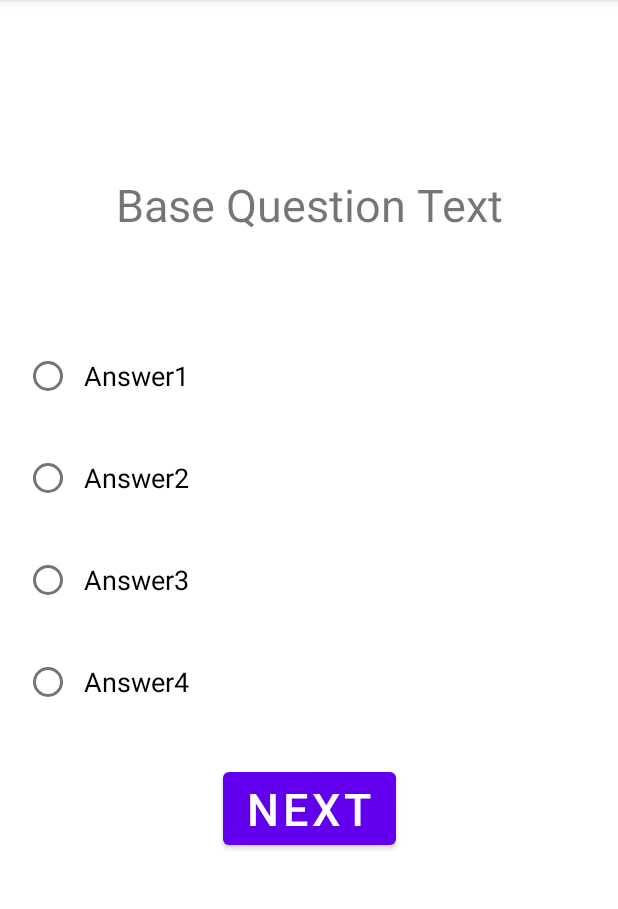
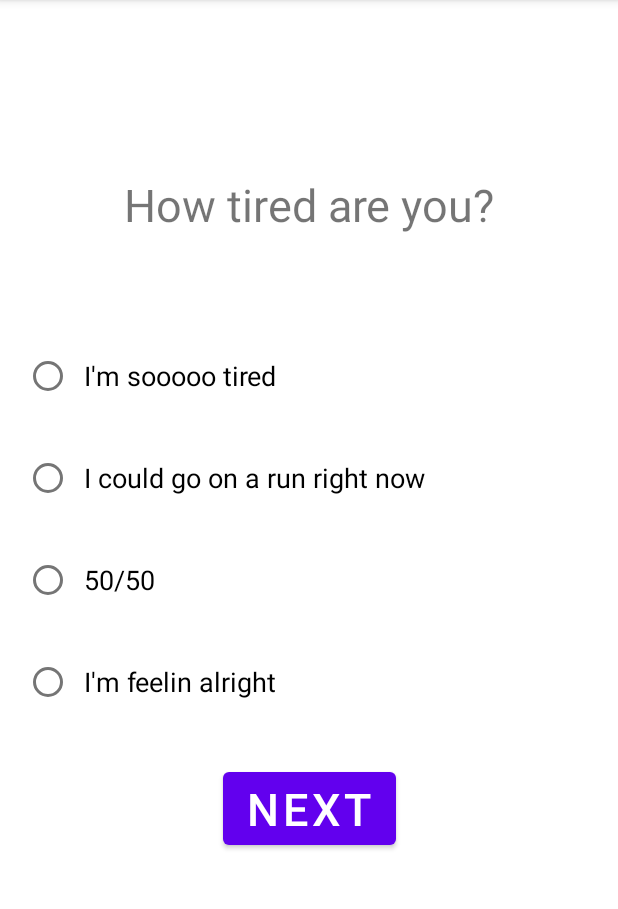
Before and after one commit to GU-App-Development/What-s-The-Vibe-, an Android app: the QuizActivity screen opened directly, with no data from a screen before it, on a phone screen of 412 x 824 dp, the part 84-993 px from its top. Run offline under Robolectric (Android 15) with nearby library versions, the phone set to English and light mode, and no system bars.

Commit message:
11/16 Answers to Questions now generating. Adam White/Katie Imhof

```diff
--- a/app/src/main/java/com/zybooks/whatsthevibe/QuestionsAnswer.kt
+++ b/app/src/main/java/com/zybooks/whatsthevibe/QuestionsAnswer.kt
@@ -1,5 +1,128 @@
 package com.zybooks.whatsthevibe
 
-var Questions = arrayListOf<String>("How tired are you?", "Are you hungry?", "When did you go to bed last night?",
-"Do you need motivation right now?", "Do you like to sing along to music?", "What genre are you feeling right now?",
-"Are you feeling sad right now?", "How old are you?", "Are you feeling like listening to holiday music?","What’s your favorite social media?")
+import android.util.ArrayMap
+import java.util.stream.IntStream.range
+
+class QuestionsAnswer{
+
+    /*public var AllAnswers = arrayListOf(arrayListOf<String>())*/
+    public var Questions = arrayListOf<String>()
+
+    val AllAnswers = arrayOf(
+        arrayOf(
+            "I'm sooooo tired",
+            "I could go on a run right now",
+            "50/50",
+            "I'm feelin alright"
+        ),
+        arrayOf(
+            "I just ate I'm all good",
+            "Absolutely starving",
+            "I could eat right now",
+            "Nah, not really"
+        ),
+        arrayOf(
+            "8-10", "11-12", "1-2", "Uhhhhhh"
+        ),
+        arrayOf(
+            "Yeah let's get pumped!!",
+            "Nah, I'm chillin right now",
+            "Yea, I guess",
+            "Absolutely not"),
+        arrayOf(
+            "Yes!",
+            "Not Really",
+            "I'm just trying to chill right now",
+            "I guess so"
+        ),
+        arrayOf(
+            "Give me some throwbacks!", "Something lowkey I can chill too, maybe a little sad",
+            "Rap", "Something up-beat"
+        ),
+        arrayOf(
+            "Yeah...", "Nah I'm good!", "Maybe a little", "Not really"
+        ),
+        arrayOf(
+            "16-21", "22-30", "31-45", "46+"
+        ),
+        arrayOf(
+            "NOPE",
+            "It's about that time!!",
+            "Uhh, sure?",
+            "Not really feeling it"
+        ),
+        arrayOf(
+            "Instagram", "Twitter", "Facebook", "Other"
+        )
+    )
+
+    init {
+
+        Questions.add("How tired are you?")
+        Questions.add("Are you hungry?")
+        Questions.add("When did you go to bed last night?")
+        Questions.add("Do you need motivation right now?")
+        Questions.add("Do you like to sing along to music?")
+        Questions.add("What genre are you feeling right now?")
+        Questions.add("What genre are you feeling right now?")
+        Questions.add("Are you feeling sad right now?")
+        Questions.add("How old are you?")
+        Questions.add("Are you feeling like listening to holiday music?")
+        Questions.add("What’s your favorite social media?")
+
+
+
+        /*val AnswerQuestion1 = arrayOf(
+            "I'm sooooo tired",
+            "I could go on a run right now",
+            "50/50",
+            "I'm feelin alright"
+        )
+        AllAnswers.add(AnswerQuestion1)
+        val AnswerQuestion2 = arrayOf(
+            "I just ate I'm all good",
+            "Absolutely starving",
+            "I could eat right now",
+            "Nah, not really"
+        )
+        AllAnswers.add(AnswerQuestion2)
+        val AnswerQuestion3 = arrayListOf<String>("8-10", "11-12", "1-2", "Uhhhhhh")
+        AllAnswers.add(AnswerQuestion3)
+        val AnswerQuestion4 = arrayListOf<String>(
+            "Yeah let's get pumped!!",
+            "Nah, I'm chillin right now",
+            "Yea, I guess",
+            "Absolutely not"
+        )
+        AllAnswers.add(AnswerQuestion4)
+        val AnswerQuestion5 = arrayListOf<String>(
+            "Yes!",
+            "Not Really",
+            "I'm just trying to chill right now",
+            "I guess so"
+        )
+        AllAnswers.add(AnswerQuestion5)
+        val AnswerQuestion6 = arrayListOf<String>(
+            "Give me some throwbacks!", "Something lowkey I can chill too, maybe a little sad",
+            "Rap", "Something up-beat"
+        )
+        AllAnswers.add(AnswerQuestion6)
+        val AnswerQuestion7 =
+            arrayListOf<String>("Yeah...", "Nah I'm good!", "Maybe a little", "Not really")
+        AllAnswers.add(AnswerQuestion7)
+        val AnswerQuestion8 = arrayListOf<String>("16-21", "22-30", "31-45", "46+")
+        AllAnswers.add(AnswerQuestion8)
+        val AnswerQuestion9 = arrayListOf<String>(
+            "NOPE",
+            "It's about that time!!",
+            "Uhh, sure?",
+            "Not really feeling it"
+        )
+        AllAnswers.add(AnswerQuestion9)
+        val AnswerQuestion10 = arrayListOf<String>("Instagram", "Twitter", "Facebook", "Other")
+        AllAnswers.add(AnswerQuestion10)*/
+    }
+
+
+
+}
--- a/app/src/main/java/com/zybooks/whatsthevibe/QuizActivity.kt
+++ b/app/src/main/java/com/zybooks/whatsthevibe/QuizActivity.kt
@@ -5,6 +5,7 @@ import androidx.appcompat.app.AppCompatActivity
 import android.os.Bundle
 import android.view.View
 import android.widget.Button
+import android.widget.RadioButton
 import android.widget.RadioGroup
 import android.widget.TextView
 import androidx.core.view.children
@@ -15,20 +16,43 @@ class QuizActivity : AppCompatActivity() {
     private lateinit var nextButton : Button
     private lateinit var currentAnswer : String
     private lateinit var QuestionText : TextView
+    private lateinit var Answer1 : RadioButton
+    private lateinit var Answer2 : RadioButton
+    private lateinit var Answer3 : RadioButton
+    private lateinit var Answer4 : RadioButton
     private var selectedAnswers = arrayListOf<String>()
     private var nextButtonClicks : Int = 0
+    private val QuestionsAnswers = QuestionsAnswer()
 
     override fun onCreate(savedInstanceState: Bundle?) {
         super.onCreate(savedInstanceState)
         setContentView(R.layout.activity_quiz)
-        QuestionText.setText(Questions[0])
+
+
+        //QuestionText.setText(QuestionsAnswer.Questions[0])
         QuestionText = findViewById(R.id.question_text)
+        Answer1 = findViewById(R.id.answer1)
+        Answer2 = findViewById(R.id.answer2)
+        Answer3 = findViewById(R.id.answer3)
+        Answer4 = findViewById(R.id.answer4)
+        if (nextButtonClicks == 0){
+            QuestionText.setText(QuestionsAnswers.Questions[0])
+            Answer1.setText(QuestionsAnswers.AllAnswers[0][0])
+            Answer2.setText(QuestionsAnswers.AllAnswers[0][1])
+            Answer3.setText(QuestionsAnswers.AllAnswers[0][2])
+            Answer4.setText(QuestionsAnswers.AllAnswers[0][3])
+        }
+
 
         nextButton = findViewById(R.id.next_button)
         nextButton.setOnClickListener{view: View ->
             // push answer info in onNextClick!!
             nextButtonClicks++
-            QuestionText.setText(Questions[nextButtonClicks])
+            QuestionText.setText(QuestionsAnswers.Questions[nextButtonClicks])
+            Answer1.setText(QuestionsAnswers.AllAnswers[nextButtonClicks][0])
+            Answer2.setText(QuestionsAnswers.AllAnswers[nextButtonClicks][1])
+            Answer3.setText(QuestionsAnswers.AllAnswers[nextButtonClicks][2])
+            Answer4.setText(QuestionsAnswers.AllAnswers[nextButtonClicks][3])
             onNextClick(view)
         }
 
--- a/app/src/main/res/layout/activity_quiz.xml
+++ b/app/src/main/res/layout/activity_quiz.xml
@@ -13,7 +13,6 @@
         android:layout_width="wrap_content"
         android:layout_height="wrap_content"
         style="@style/question_text"
-        android:text="@string/question_text"
         app:layout_constraintTop_toTopOf="parent"
         app:layout_constraintLeft_toLeftOf="parent"
         app:layout_constraintRight_toRightOf="parent"
```
